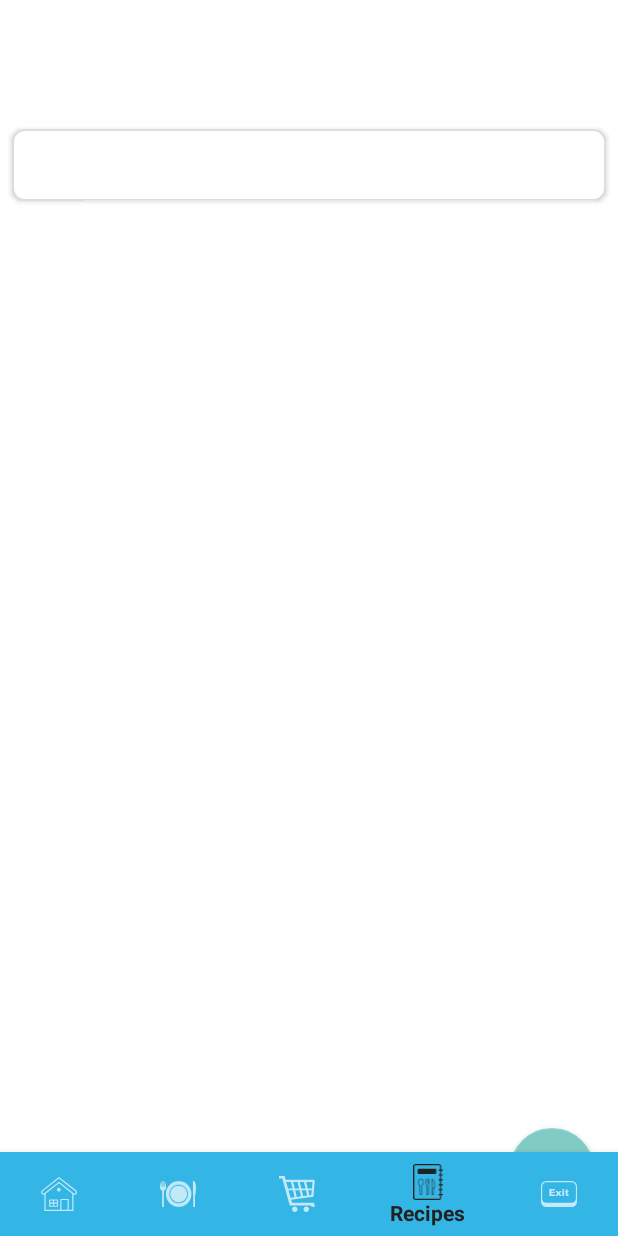
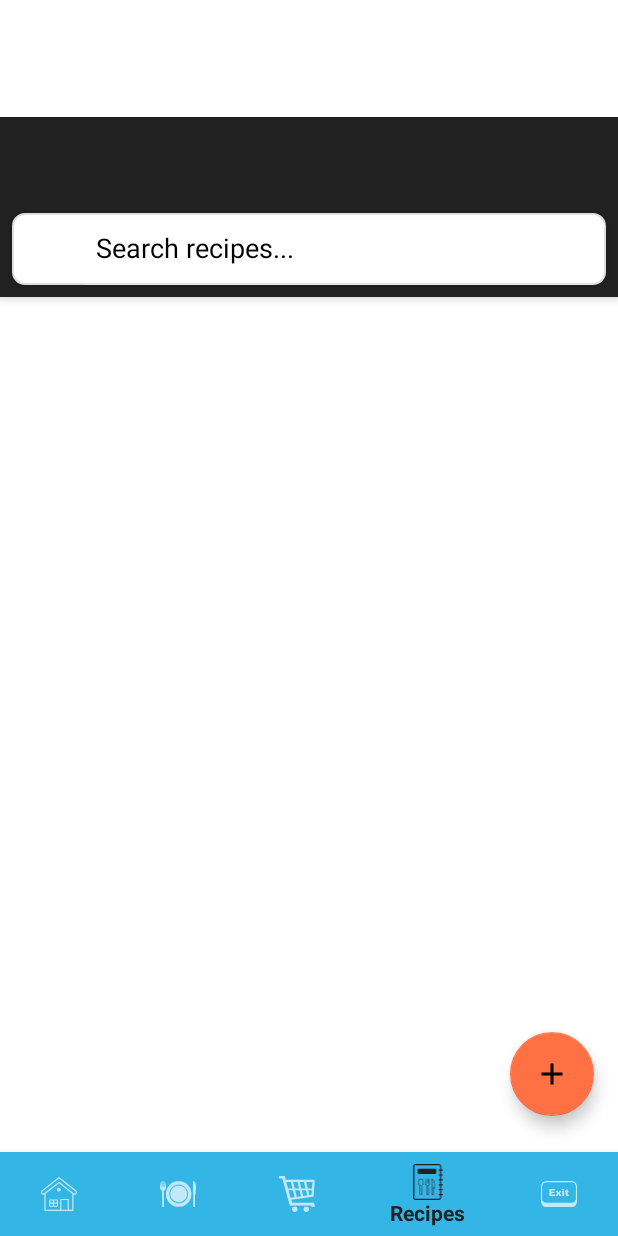
Before and after one commit to Kamal-Khadka101/MealMate, an Android app: the screen it shows after launch once a user with an empty profile is signed in (MainActivity), item 4 of the bottom bar chosen, on a phone screen of 412 x 824 dp. Run offline under Robolectric (Android 15) with nearby library versions, the phone set to English and light mode, and no system bars; our stand-ins replace Firebase (no records; nobody signed in at launch, a user with empty details on screens opened directly).

Commit message:
Fixed add recipe button in RecipeBrowsingPage and Image Display in RecieDetailPage

```diff
--- a/app/src/main/java/com/example/kamalapp/Activities/MealList.java
+++ b/app/src/main/java/com/example/kamalapp/Activities/MealList.java
@@ -1,4 +1,4 @@
 package com.example.kamalapp.Activities;
 
-public class MealList {
+public class  MealList {
 }
--- a/app/src/main/java/com/example/kamalapp/Fragments/RecipeDetailFragment.java
+++ b/app/src/main/java/com/example/kamalapp/Fragments/RecipeDetailFragment.java
@@ -1,6 +1,7 @@
 // Fragments/RecipeDetailFragment.java
 package com.example.kamalapp.Fragments;
 
+import android.net.Uri;
 import android.os.Bundle;
 import android.view.LayoutInflater;
 import android.view.Menu;
@@ -102,7 +103,7 @@ public class RecipeDetailFragment extends Fragment {
 
         // Load image with Glide
         Glide.with(this)
-                .load(new File(meal.getImagePath()))
+                .load(Uri.parse(meal.getImagePath()))
                 .centerCrop()
                 .into(recipeImageView);
     }
--- a/app/src/main/res/layout/fragment_recipe_browsing.xml
+++ b/app/src/main/res/layout/fragment_recipe_browsing.xml
@@ -1,45 +1,52 @@
 <?xml version="1.0" encoding="utf-8"?>
-<androidx.constraintlayout.widget.ConstraintLayout xmlns:android="http://schemas.android.com/apk/res/android"
+<androidx.coordinatorlayout.widget.CoordinatorLayout xmlns:android="http://schemas.android.com/apk/res/android"
     xmlns:app="http://schemas.android.com/apk/res-auto"
     xmlns:tools="http://schemas.android.com/tools"
     android:layout_width="match_parent"
     android:layout_height="match_parent"
     tools:context=".Fragments.RecipeBrowsingFragment">
 
+    <com.google.android.material.appbar.AppBarLayout
+        android:layout_width="match_parent"
+        android:layout_height="wrap_content">
+
+        <androidx.appcompat.widget.Toolbar
+            android:id="@+id/toolbar"
+            android:layout_width="match_parent"
+            android:layout_height="wrap_content"
+            app:popupTheme="@style/ThemeOverlay.MaterialComponents.Light" />
+
         <SearchView
             android:id="@+id/search_view"
-        android:layout_width="0dp"
+            android:layout_width="match_parent"
             android:layout_height="wrap_content"
             android:layout_margin="8dp"
             android:iconifiedByDefault="false"
             android:queryHint="@string/search_recipes"
             android:background="@drawable/search_background"
             android:elevation="2dp"
-        app:layout_constraintEnd_toEndOf="parent"
-        app:layout_constraintStart_toStartOf="parent"
-        app:layout_constraintTop_toTopOf="parent" />
+            app:theme="@style/CustomSearchView" />
+    </com.google.android.material.appbar.AppBarLayout>
 
     <androidx.recyclerview.widget.RecyclerView
         android:id="@+id/recyclerview_meals"
-        android:layout_width="0dp"
-        android:layout_height="0dp"
-        android:layout_marginTop="8dp"
+        android:layout_width="match_parent"
+        android:layout_height="match_parent"
         android:clipToPadding="false"
-        android:paddingBottom="80dp"
-        app:layout_constraintBottom_toBottomOf="parent"
-        app:layout_constraintEnd_toEndOf="parent"
-        app:layout_constraintStart_toStartOf="parent"
-        app:layout_constraintTop_toBottomOf="@+id/search_view"
+        android:paddingBottom="88dp"
+        app:layout_behavior="@string/appbar_scrolling_view_behavior"
         tools:listitem="@layout/item_meal" />
 
     <com.google.android.material.floatingactionbutton.FloatingActionButton
         android:id="@+id/fab_add_recipe"
         android:layout_width="wrap_content"
         android:layout_height="wrap_content"
-        android:layout_margin="16dp"
+        android:layout_gravity="bottom|end"
+        android:layout_marginEnd="16dp"
+        android:layout_marginBottom="80dp"
         android:contentDescription="@string/add_new_recipe"
         android:src="@drawable/ic_add"
-        app:layout_constraintBottom_toBottomOf="parent"
-        app:layout_constraintEnd_toEndOf="parent" />
+        app:backgroundTint="@color/fab_accent_color"
+        app:layout_behavior="com.google.android.material.behavior.HideBottomViewOnScrollBehavior" />
 
-</androidx.constraintlayout.widget.ConstraintLayout>
+</androidx.coordinatorlayout.widget.CoordinatorLayout>
--- a/app/src/main/res/layout/fragment_recipe_detail.xml
+++ b/app/src/main/res/layout/fragment_recipe_detail.xml
@@ -32,6 +32,7 @@
             app:layout_constraintEnd_toEndOf="parent"
             app:layout_constraintStart_toStartOf="parent"
             app:layout_constraintTop_toBottomOf="@+id/detail_recipe_image"
+            android:textColor="@color/black"
             tools:text="Recipe Name" />
 
         <TextView
@@ -43,6 +44,7 @@
             android:textSize="18sp"
             android:textStyle="bold"
             app:layout_constraintEnd_toEndOf="parent"
+            android:textColor="@color/black"
             app:layout_constraintStart_toStartOf="parent"
             app:layout_constraintTop_toBottomOf="@+id/detail_recipe_name" />
 
@@ -53,6 +55,7 @@
             android:layout_marginTop="8dp"
             android:textSize="16sp"
             app:layout_constraintEnd_toEndOf="parent"
+            android:textColor="@color/black"
             app:layout_constraintStart_toStartOf="parent"
             app:layout_constraintTop_toBottomOf="@+id/ingredients_label"
             tools:text="Ingredients list" />
@@ -61,6 +64,7 @@
             android:id="@+id/instructions_label"
             android:layout_width="0dp"
             android:layout_height="wrap_content"
+            android:textColor="@color/black"
             android:layout_marginTop="16dp"
             android:text="@string/instructions"
             android:textSize="18sp"
@@ -77,6 +81,7 @@
             android:textSize="16sp"
             app:layout_constraintEnd_toEndOf="parent"
             app:layout_constraintStart_toStartOf="parent"
+            android:textColor="@color/black"
             app:layout_constraintTop_toBottomOf="@+id/instructions_label"
             tools:text="Instructions details" />
 
--- a/app/src/main/res/values/colors.xml
+++ b/app/src/main/res/values/colors.xml
@@ -3,4 +3,5 @@
     <color name="black">#FF000000</color>
     <color name="white">#FFFFFFFF</color>
     <color name="holo_blue_light">#33b5e5</color>
+    <color name="fab_accent_color">#FF7043</color> <!-- Vibrant Coral -->
 </resources>
--- /dev/null
+++ b/app/src/main/res/values/styles.xml
@@ -0,0 +1,9 @@
+<resources>
+    <!-- Other styles -->
+
+    <style name="CustomSearchView" parent="Widget.AppCompat.SearchView">
+        <item name="queryHint">@string/search_recipes</item>
+        <item name="android:textColorHint">@color/black</item>
+        <item name="android:textColor">@color/black</item>
+    </style>
+</resources>
```
Also changed, not shown: app/src/main/java/com/example/kamalapp/Adapters/MealAdapter.java (+41 -12 lines). Lines whose indentation alone changed are shown as unchanged.
